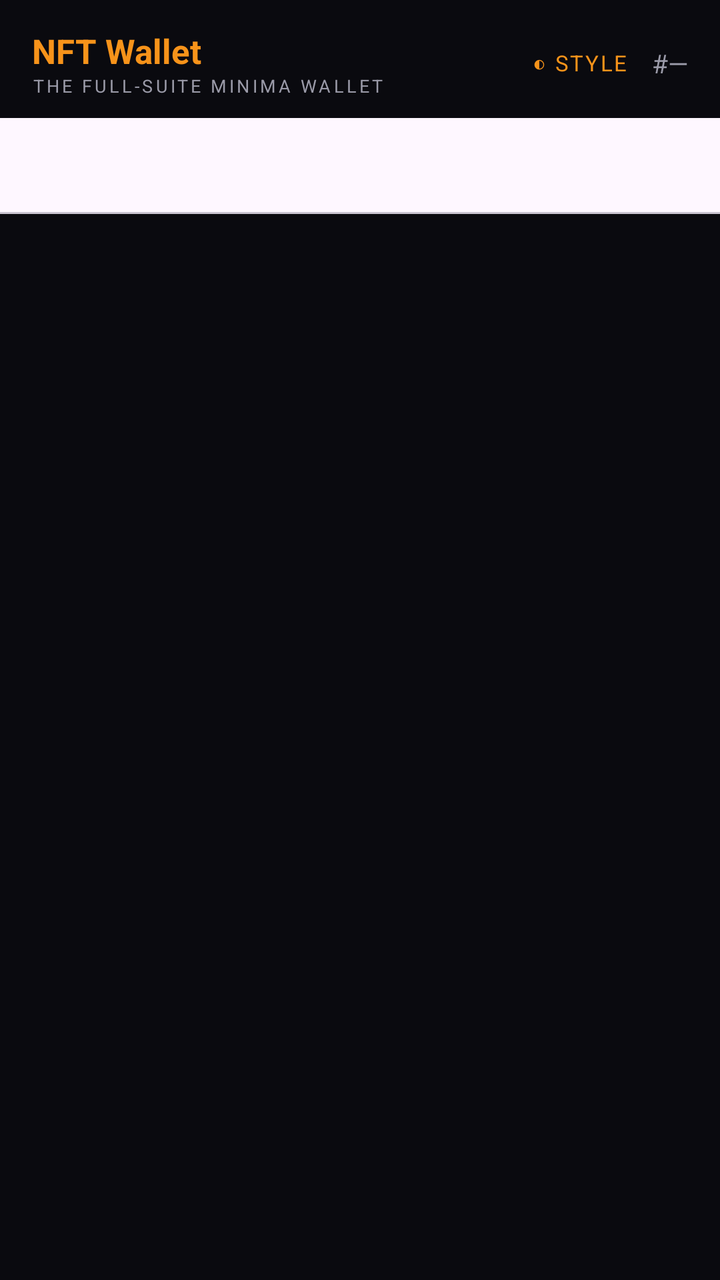
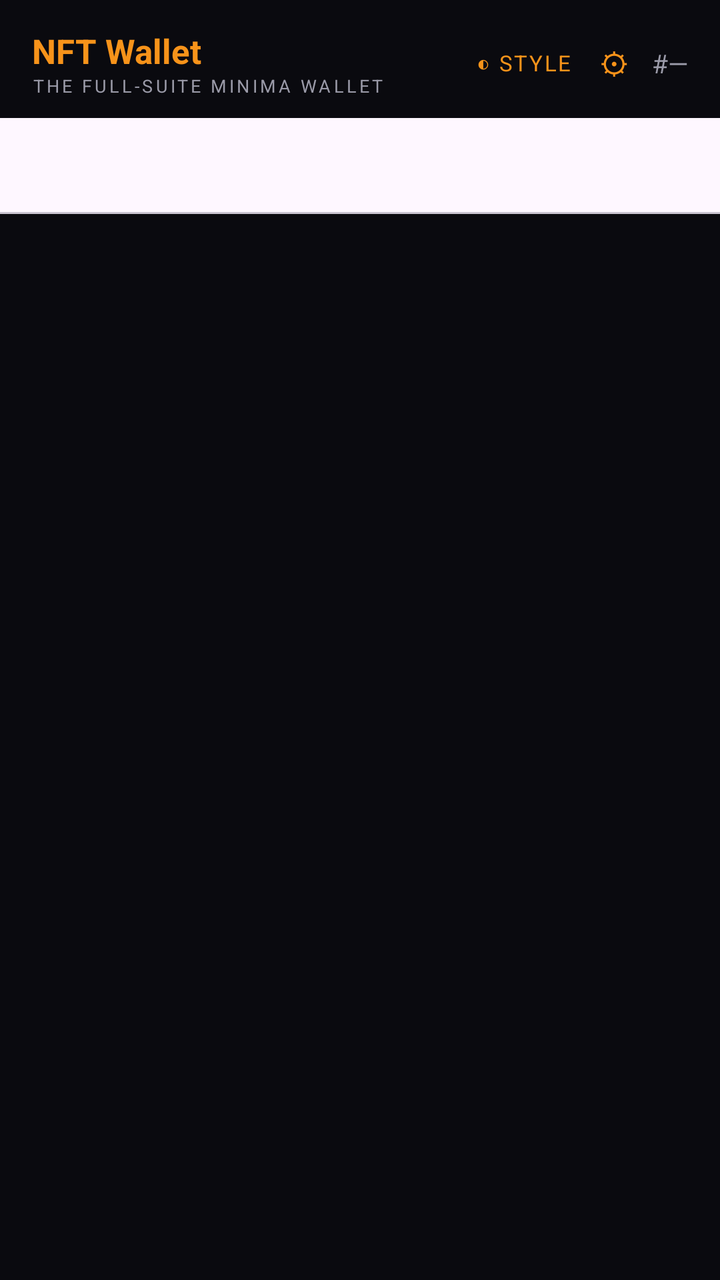

An Android layout rendered at two revisions. The XML below is the earlier revision; the diff shows what the commit changed to produce the second picture.
<!-- AndroidManifest.xml: application theme Theme.NFTWallet -->
<!-- res/layout/activity_main.xml -->
<?xml version="1.0" encoding="utf-8"?>
<LinearLayout xmlns:android="http://schemas.android.com/apk/res/android"
    xmlns:app="http://schemas.android.com/apk/res-auto"
    xmlns:tools="http://schemas.android.com/tools"
    android:id="@+id/main"
    android:layout_width="match_parent"
    android:layout_height="match_parent"
    android:orientation="vertical"
    android:background="@color/ux_bg"
    tools:context=".MainActivity">

    
    <LinearLayout
        android:layout_width="match_parent"
        android:layout_height="wrap_content"
        android:orientation="horizontal"
        android:gravity="center_vertical"
        android:paddingStart="16dp"
        android:paddingEnd="16dp"
        android:paddingTop="14dp"
        android:paddingBottom="10dp">

        <LinearLayout
            android:layout_width="0dp"
            android:layout_height="wrap_content"
            android:layout_weight="1"
            android:orientation="vertical">
            <TextView
                android:id="@+id/brandTitle"
                android:layout_width="wrap_content"
                android:layout_height="wrap_content"
                android:text="NFT Wallet"
                android:textColor="@color/ux_accent"
                android:textStyle="bold"
                android:textSize="17sp" />
            <TextView
                android:id="@+id/brandSub"
                android:layout_width="wrap_content"
                android:layout_height="wrap_content"
                android:text="THE FULL-SUITE MINIMA WALLET"
                android:textColor="@color/ux_subtext"
                android:textSize="9sp"
                android:letterSpacing="0.15" />
        </LinearLayout>

        <TextView
            android:id="@+id/designToggle"
            android:layout_width="wrap_content"
            android:layout_height="wrap_content"
            android:text="◐ STYLE"
            android:textColor="@color/ux_accent"
            android:textSize="11sp"
            android:letterSpacing="0.08"
            android:padding="6dp"
            android:layout_marginEnd="6dp" />

        <TextView
            android:id="@+id/blockNo"
            android:layout_width="wrap_content"
            android:layout_height="wrap_content"
            android:text="#—"
            android:textColor="@color/ux_subtext"
            android:textSize="13sp" />
    </LinearLayout>

    
    <LinearLayout
        android:id="@+id/pairingBanner"
        android:layout_width="match_parent"
        android:layout_height="wrap_content"
        android:orientation="vertical"
        android:background="@color/ux_banner"
        android:padding="16dp"
        android:visibility="gone">

        <TextView
            android:layout_width="match_parent"
            android:layout_height="wrap_content"
            android:text="This wallet is not enabled yet"
            android:textColor="@color/ux_accent"
            android:textStyle="bold"
            android:textSize="15sp" />

        <TextView
            android:layout_width="match_parent"
            android:layout_height="wrap_content"
            android:layout_marginTop="4dp"
            android:text="Open Minima Core → Apps and enable &quot;NFT Wallet&quot;, then come back."
            android:textColor="@color/ux_subtext"
            android:textSize="13sp" />

        <Button
            android:id="@+id/openNodeBtn"
            android:layout_width="wrap_content"
            android:layout_height="wrap_content"
            android:layout_marginTop="10dp"
            android:text="Open Minima Core" />
    </LinearLayout>

    <com.google.android.material.tabs.TabLayout
        android:id="@+id/tabs"
        android:layout_width="match_parent"
        android:layout_height="wrap_content"
        app:tabMode="scrollable"
        app:tabGravity="fill"
        app:tabIndicatorColor="@color/ux_accent"
        app:tabSelectedTextColor="@color/ux_accent"
        app:tabTextColor="@color/ux_subtext" />

    <androidx.viewpager.widget.ViewPager
        android:id="@+id/pager"
        android:layout_width="match_parent"
        android:layout_height="0dp"
        android:layout_weight="1" />

</LinearLayout>
<!-- resources referenced by this layout -->
<resources>
  <color name="ux_accent">#FFF7931A</color>
  <color name="ux_banner">#33F7931A</color>
  <color name="ux_bg">#FF0A0A0F</color>
  <color name="ux_subtext">#FF9A9AA8</color>
  <style name="Theme.NFTWallet" parent="Base.Theme.NFTWallet" />
  <style name="Base.Theme.NFTWallet" parent="Theme.Material3.DayNight.NoActionBar">
      </style>
</resources>

<!-- the commit's change to res/layout/activity_main.xml (unified diff, before → after) -->
@@ -51,6 +51,16 @@
             android:textColor="@color/ux_accent"
             android:textSize="11sp"
             android:letterSpacing="0.08"
+            android:padding="6dp"
+            android:layout_marginEnd="2dp" />
+
+        <TextView
+            android:id="@+id/settingsBtn"
+            android:layout_width="wrap_content"
+            android:layout_height="wrap_content"
+            android:text="⚙"
+            android:textColor="@color/ux_accent"
+            android:textSize="15sp"
             android:padding="6dp"
             android:layout_marginEnd="6dp" />
 
